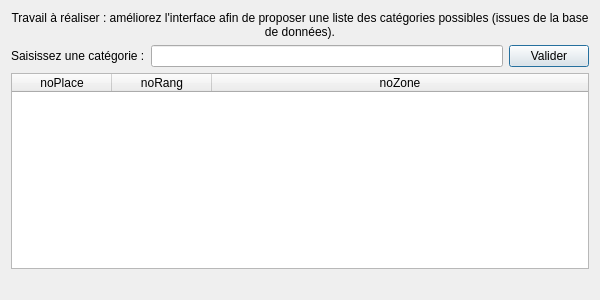
This is gui/fct_comp_2.ui in NoxFly/CEBD-project-theater as Qt 5 draws it before an edit. The edited form follows.
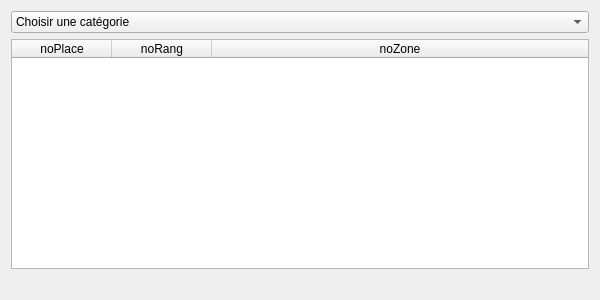
This is the edited form.

The edit to the form file:
```diff
--- a/gui/fct_comp_2.ui
+++ b/gui/fct_comp_2.ui
@@ -15,39 +15,14 @@
   </property>
   <layout class="QVBoxLayout" name="verticalLayout">
    <item>
-    <widget class="QLabel" name="label">
-     <property name="text">
-      <string>Travail à réaliser : améliorez l'interface afin de proposer une liste des catégories possibles (issues de la base de données).</string>
-     </property>
-     <property name="alignment">
-      <set>Qt::AlignCenter</set>
-     </property>
-     <property name="wordWrap">
-      <bool>true</bool>
-     </property>
+    <widget class="QComboBox" name="comboBox_categorie">
+     <item>
+      <property name="text">
+       <string>Choisir une catégorie</string>
+      </property>
+     </item>
     </widget>
    </item>
-   <item>
-    <layout class="QHBoxLayout" name="horizontalLayout">
-     <item>
-      <widget class="QLabel" name="label_2">
-       <property name="text">
-        <string>Saisissez une catégorie :</string>
-       </property>
-      </widget>
-     </item>
-     <item>
-      <widget class="QLineEdit" name="lineEdit_fct_comp_2"/>
-     </item>
-     <item>
-      <widget class="QPushButton" name="pushButton">
-       <property name="text">
-        <string>Valider</string>
-       </property>
-      </widget>
-     </item>
-    </layout>
-   </item>
    <item>
     <widget class="QTableWidget" name="table_fct_comp_2">
      <attribute name="horizontalHeaderMinimumSectionSize">
```
Left out of the diff: 19 changed lines with no effect on the pictures.
